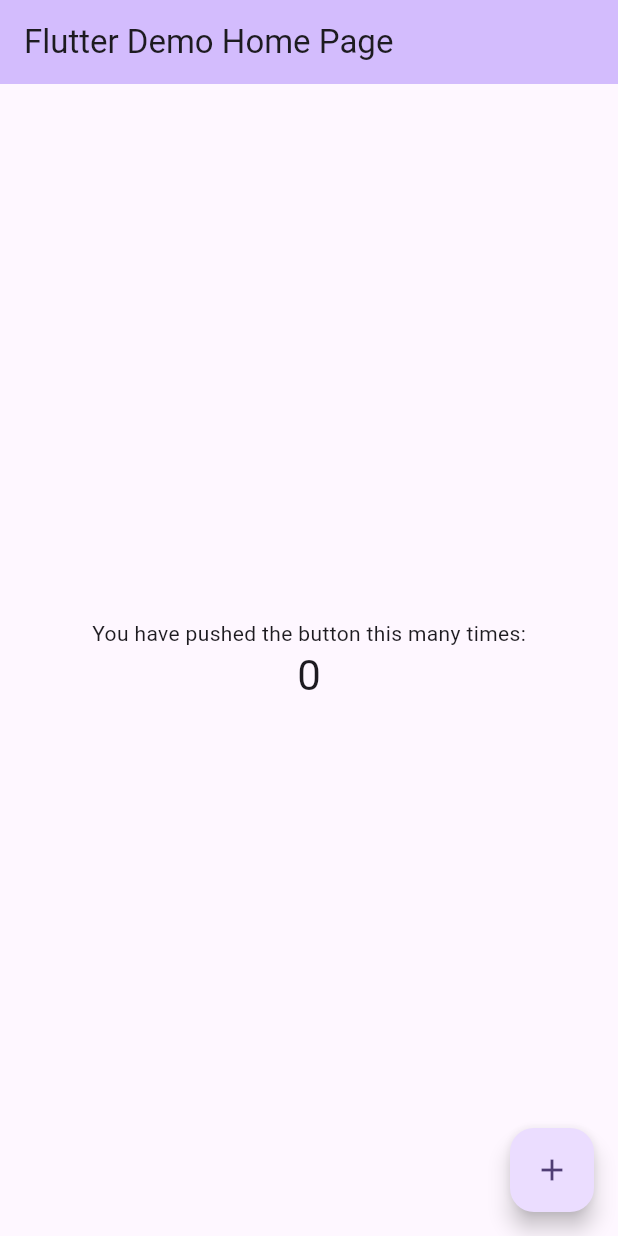
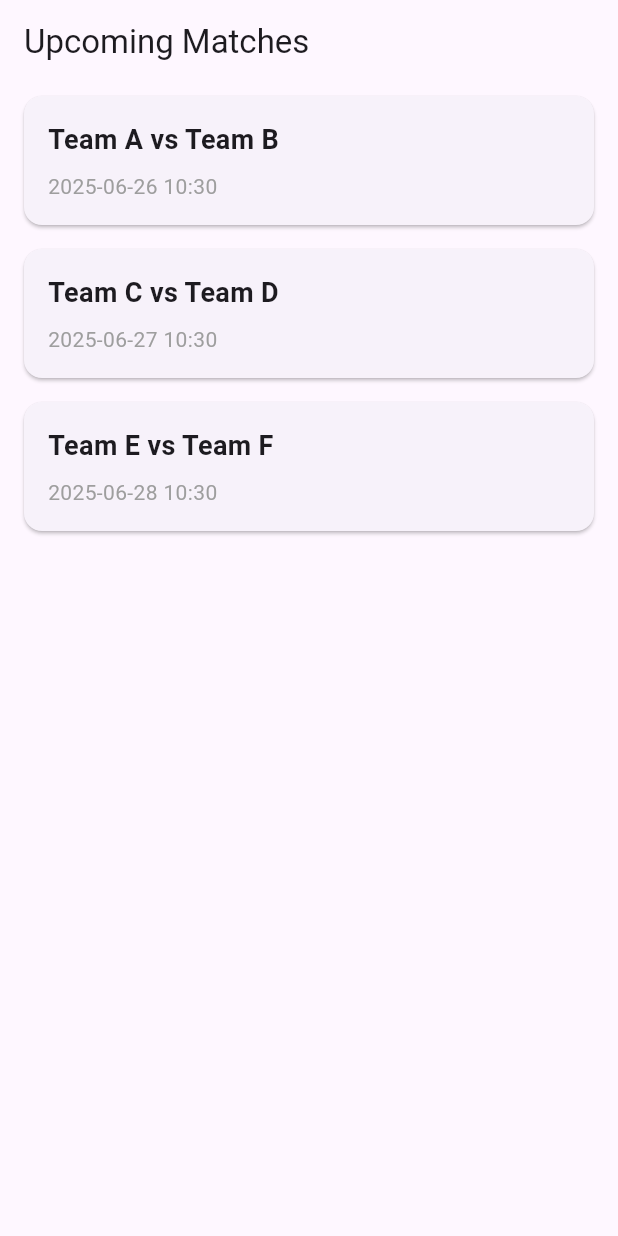
Before and after one commit to SergiiMytakii/matches, a Flutter app: the screen it shows after launch, on a phone screen of 412 x 824 dp. Run offline on Flutter 3.47's test engine with Material 3 defaults, Android fonts, the phone set to English and light mode, and no system bars.

Commit message:
feat: Implement match listing and AI prediction
This commit introduces the core functionality of the application: displaying a list of upcoming football matches and providing AI-powered predictions for each match.

- Added `Match` model to represent match details (team names, match time).
- Implemented `MockMatchService` to provide mock match data for development.
- Created `MatchCard` widget to display match information in a card format.
- Developed `HomeScreen` to fetch and display a list of upcoming matches using `MatchCard`.
- Implemented `DetailScreen` to display detailed information about a selected match and fetch an AI-powered prediction using the OpenAI API.
- Integrated `OpenAIService` to interact with the OpenAI API and retrieve match predictions.
- Added `http` package as a dependency for making API requests.
- Updated `README.md` with instructions on how to run the application and set up the OpenAI API key.
- Removed the default Flutter counter app and tests.
- Added `.vscode` to `.gitignore`.

The OpenAI API key is now passed via `--dart-define` at runtime. The `gpt-4o-mini` model is used with a temperature of 0.5 and a max token limit of 100 for generating predictions.

```diff
--- a/lib/main.dart
+++ b/lib/main.dart
@@ -1,4 +1,5 @@
 import 'package:flutter/material.dart';
+import 'package:matches/screens/home_screen.dart';
 
 void main() {
   runApp(const MyApp());
@@ -7,116 +8,14 @@ void main() {
 class MyApp extends StatelessWidget {
   const MyApp({super.key});
 
-  // This widget is the root of your application.
   @override
   Widget build(BuildContext context) {
     return MaterialApp(
-      title: 'Flutter Demo',
+      title: 'Football Matches',
       theme: ThemeData(
-        // This is the theme of your application.
-        //
-        // TRY THIS: Try running your application with "flutter run". You'll see
-        // the application has a purple toolbar. Then, without quitting the app,
-        // try changing the seedColor in the colorScheme below to Colors.green
-        // and then invoke "hot reload" (save your changes or press the "hot
-        // reload" button in a Flutter-supported IDE, or press "r" if you used
-        // the command line to start the app).
-        //
-        // Notice that the counter didn't reset back to zero; the application
-        // state is not lost during the reload. To reset the state, use hot
-        // restart instead.
-        //
-        // This works for code too, not just values: Most code changes can be
-        // tested with just a hot reload.
-        colorScheme: ColorScheme.fromSeed(seedColor: Colors.deepPurple),
+        primarySwatch: Colors.blue,
       ),
-      home: const MyHomePage(title: 'Flutter Demo Home Page'),
+      home: const HomeScreen(),
     );
   }
 }
-
-class MyHomePage extends StatefulWidget {
-  const MyHomePage({super.key, required this.title});
-
-  // This widget is the home page of your application. It is stateful, meaning
-  // that it has a State object (defined below) that contains fields that affect
-  // how it looks.
-
-  // This class is the configuration for the state. It holds the values (in this
-  // case the title) provided by the parent (in this case the App widget) and
-  // used by the build method of the State. Fields in a Widget subclass are
-  // always marked "final".
-
-  final String title;
-
-  @override
-  State<MyHomePage> createState() => _MyHomePageState();
-}
-
-class _MyHomePageState extends State<MyHomePage> {
-  int _counter = 0;
-
-  void _incrementCounter() {
-    setState(() {
-      // This call to setState tells the Flutter framework that something has
-      // changed in this State, which causes it to rerun the build method below
-      // so that the display can reflect the updated values. If we changed
-      // _counter without calling setState(), then the build method would not be
-      // called again, and so nothing would appear to happen.
-      _counter++;
-    });
-  }
-
-  @override
-  Widget build(BuildContext context) {
-    // This method is rerun every time setState is called, for instance as done
-    // by the _incrementCounter method above.
-    //
-    // The Flutter framework has been optimized to make rerunning build methods
-    // fast, so that you can just rebuild anything that needs updating rather
-    // than having to individually change instances of widgets.
-    return Scaffold(
-      appBar: AppBar(
-        // TRY THIS: Try changing the color here to a specific color (to
-        // Colors.amber, perhaps?) and trigger a hot reload to see the AppBar
-        // change color while the other colors stay the same.
-        backgroundColor: Theme.of(context).colorScheme.inversePrimary,
-        // Here we take the value from the MyHomePage object that was created by
-        // the App.build method, and use it to set our appbar title.
-        title: Text(widget.title),
-      ),
-      body: Center(
-        // Center is a layout widget. It takes a single child and positions it
-        // in the middle of the parent.
-        child: Column(
-          // Column is also a layout widget. It takes a list of children and
-          // arranges them vertically. By default, it sizes itself to fit its
-          // children horizontally, and tries to be as tall as its parent.
-          //
-          // Column has various properties to control how it sizes itself and
-          // how it positions its children. Here we use mainAxisAlignment to
-          // center the children vertically; the main axis here is the vertical
-          // axis because Columns are vertical (the cross axis would be
-          // horizontal).
-          //
-          // TRY THIS: Invoke "debug painting" (choose the "Toggle Debug Paint"
-          // action in the IDE, or press "p" in the console), to see the
-          // wireframe for each widget.
-          mainAxisAlignment: MainAxisAlignment.center,
-          children: <Widget>[
-            const Text('You have pushed the button this many times:'),
-            Text(
-              '$_counter',
-              style: Theme.of(context).textTheme.headlineMedium,
-            ),
-          ],
-        ),
-      ),
-      floatingActionButton: FloatingActionButton(
-        onPressed: _incrementCounter,
-        tooltip: 'Increment',
-        child: const Icon(Icons.add),
-      ), // This trailing comma makes auto-formatting nicer for build methods.
-    );
-  }
-}
--- /dev/null
+++ b/lib/models/match.dart
@@ -0,0 +1,11 @@
+class Match {
+  final String teamA;
+  final String teamB;
+  final DateTime matchTime;
+
+  Match({
+    required this.teamA,
+    required this.teamB,
+    required this.matchTime,
+  });
+}
--- /dev/null
+++ b/lib/screens/home_screen.dart
@@ -0,0 +1,70 @@
+import 'package:flutter/material.dart';
+import 'package:matches/models/match.dart';
+import 'package:matches/screens/detail_screen.dart';
+import 'package:matches/services/mock_match_service.dart';
+import 'package:matches/widgets/match_card.dart';
+
+class HomeScreen extends StatefulWidget {
+  const HomeScreen({super.key});
+
+  @override
+  State<HomeScreen> createState() => _HomeScreenState();
+}
+
+class _HomeScreenState extends State<HomeScreen> {
+  final MockMatchService _matchService = MockMatchService();
+  List<Match> _matches = [];
+  bool _isLoading = true;
+
+  @override
+  void initState() {
+    super.initState();
+    _fetchMatches();
+  }
+
+  Future<void> _fetchMatches() async {
+    try {
+      final matches = await _matchService.getUpcomingMatches();
+      setState(() {
+        _matches = matches;
+        _isLoading = false;
+      });
+    } catch (e) {
+      setState(() {
+        _isLoading = false;
+      });
+      // Handle error appropriately in a real app
+      print(e);
+    }
+  }
+
+  void _navigateToDetail(Match match) {
+    Navigator.push(
+      context,
+      MaterialPageRoute(
+        builder: (context) => DetailScreen(match: match),
+      ),
+    );
+  }
+
+  @override
+  Widget build(BuildContext context) {
+    return Scaffold(
+      appBar: AppBar(
+        title: const Text('Upcoming Matches'),
+      ),
+      body: _isLoading
+          ? const Center(child: CircularProgressIndicator())
+          : ListView.builder(
+              itemCount: _matches.length,
+              itemBuilder: (context, index) {
+                final match = _matches[index];
+                return MatchCard(
+                  match: match,
+                  onTap: () => _navigateToDetail(match),
+                );
+              },
+            ),
+    );
+  }
+}
--- /dev/null
+++ b/lib/services/mock_match_service.dart
@@ -0,0 +1,24 @@
+import 'package:matches/models/match.dart';
+
+class MockMatchService {
+  Future<List<Match>> getUpcomingMatches() async {
+    await Future.delayed(const Duration(seconds: 2));
+    return [
+      Match(
+        teamA: 'Team A',
+        teamB: 'Team B',
+        matchTime: DateTime.now().add(const Duration(days: 1)),
+      ),
+      Match(
+        teamA: 'Team C',
+        teamB: 'Team D',
+        matchTime: DateTime.now().add(const Duration(days: 2)),
+      ),
+      Match(
+        teamA: 'Team E',
+        teamB: 'Team F',
+        matchTime: DateTime.now().add(const Duration(days: 3)),
+      ),
+    ];
+  }
+}
--- /dev/null
+++ b/lib/widgets/match_card.dart
@@ -0,0 +1,36 @@
+import 'package:flutter/material.dart';
+import 'package:matches/models/match.dart';
+
+class MatchCard extends StatelessWidget {
+  final Match match;
+  final VoidCallback onTap;
+
+  const MatchCard({super.key, required this.match, required this.onTap});
+
+  @override
+  Widget build(BuildContext context) {
+    return Card(
+      margin: const EdgeInsets.symmetric(vertical: 8.0, horizontal: 16.0),
+      child: InkWell(
+        onTap: onTap,
+        child: Padding(
+          padding: const EdgeInsets.all(16.0),
+          child: Column(
+            crossAxisAlignment: CrossAxisAlignment.start,
+            children: [
+              Text(
+                '${match.teamA} vs ${match.teamB}',
+                style: const TextStyle(fontSize: 18, fontWeight: FontWeight.bold),
+              ),
+              const SizedBox(height: 8),
+              Text(
+                match.matchTime.toIso8601String().substring(0, 16).replaceAll('T', ' '),
+                style: const TextStyle(color: Colors.grey),
+              ),
+            ],
+          ),
+        ),
+      ),
+    );
+  }
+}
--- a/pubspec.yaml
+++ b/pubspec.yaml
@@ -34,6 +34,7 @@ dependencies:
   # The following adds the Cupertino Icons font to your application.
   # Use with the CupertinoIcons class for iOS style icons.
   cupertino_icons: ^1.0.8
+  http: ^1.2.1
 
 dev_dependencies:
   flutter_test:
```
Also changed, not shown: lib/screens/detail_screen.dart (added, +83 -0 lines), lib/services/openai_service.dart (added, +47 -0 lines), pubspec.lock, 4 other files.
